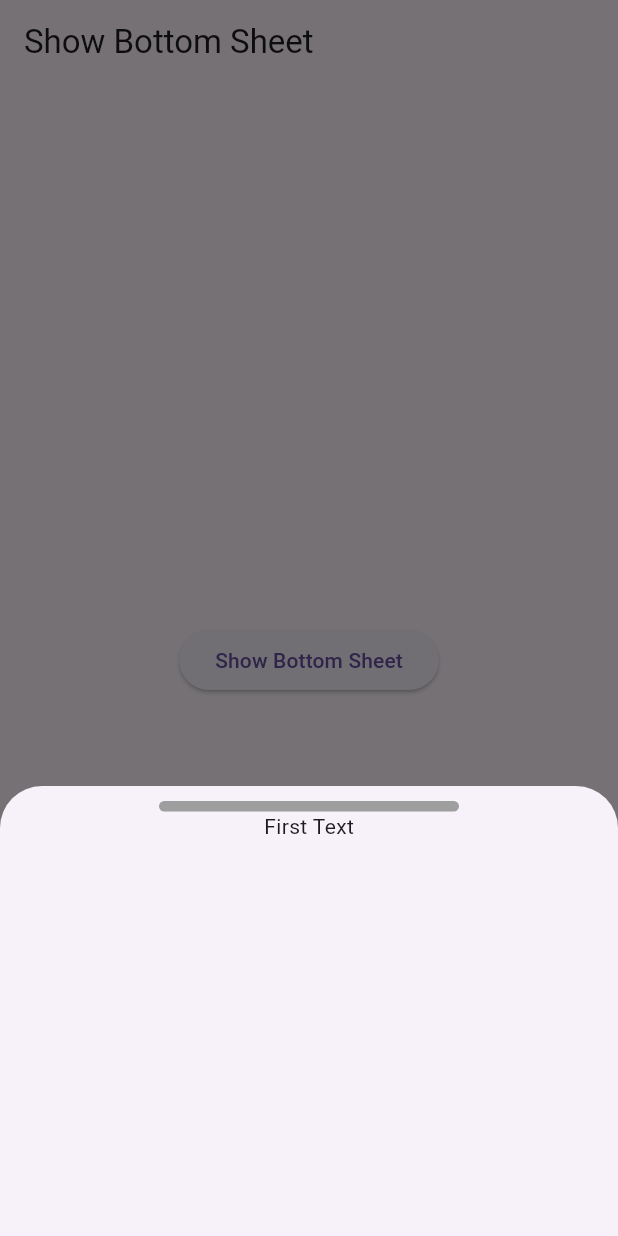
After one commit to MuhammadAliKust/Flutter-B13, a Flutter app: the screen it shows after launch, after a tap on "Show Bottom Sheet", on a phone screen of 412 x 824 dp. The commit adds this screen. Run offline on Flutter 3.47's test engine with Material 3 defaults, Android fonts, the phone set to English and light mode, and no system bars; our stand-ins replace image_picker, smooth_page_indicator, string_validator.

Commit message:
Dialog Box and Bottom Sheet Done

```diff
--- /dev/null
+++ b/lib/bottom_sheet.dart
@@ -0,0 +1,43 @@
+import 'package:flutter/material.dart';
+
+class BottomSheetDemo extends StatelessWidget {
+  const BottomSheetDemo({super.key});
+
+  @override
+  Widget build(BuildContext context) {
+    return Scaffold(
+      appBar: AppBar(
+        title: Text("Show Bottom Sheet"),
+      ),
+      body: Center(
+        child: ElevatedButton(
+            onPressed: () {
+              showModalBottomSheet(
+                  context: context,
+                  builder: (context) {
+                    return Container(
+                      width: MediaQuery.of(context).size.width,
+                      height: 300,
+                      child: Column(
+                        children: [
+                          SizedBox(
+                            height: 10,
+                          ),
+                          Container(
+                            width: 200,
+                            height: 7,
+                            decoration: BoxDecoration(
+                                color: Colors.grey,
+                                borderRadius: BorderRadius.circular(10)),
+                          ),
+                          Text("First Text")
+                        ],
+                      ),
+                    );
+                  });
+            },
+            child: Text("Show Bottom Sheet")),
+      ),
+    );
+  }
+}
--- /dev/null
+++ b/lib/dialog_box.dart
@@ -0,0 +1,37 @@
+import 'package:flutter/material.dart';
+
+class DialogBoxDemo extends StatelessWidget {
+  const DialogBoxDemo({super.key});
+
+  @override
+  Widget build(BuildContext context) {
+    return Scaffold(
+      appBar: AppBar(
+        title: Text("Show Dialog Box"),
+      ),
+      body: Center(
+        child: ElevatedButton(
+            onPressed: () {
+              showDialog(
+                  context: context,
+                  barrierDismissible: false,
+                  builder: (context) {
+                    return AlertDialog(
+                      title: Text("Message"),
+                      content: Text("Do you really want to delete this item?"),
+                      actions: [
+                        TextButton(onPressed: () {}, child: Text("Yes")),
+                        TextButton(
+                            onPressed: () {
+                              Navigator.pop(context);
+                            },
+                            child: Text("No")),
+                      ],
+                    );
+                  });
+            },
+            child: Text("Show Dialog Box")),
+      ),
+    );
+  }
+}
--- a/lib/main.dart
+++ b/lib/main.dart
@@ -1,5 +1,7 @@
 import 'package:flutter/material.dart';
 import 'package:flutter_b14/bottom_bar.dart';
+import 'package:flutter_b14/bottom_sheet.dart';
+import 'package:flutter_b14/dialog_box.dart';
 import 'package:flutter_b14/dynamic_list_view_demo.dart';
 import 'package:flutter_b14/grid_view.dart';
 import 'package:flutter_b14/list_tile.dart';
@@ -24,7 +26,7 @@ class MyApp extends StatelessWidget {
   @override
   Widget build(BuildContext context) {
     return MaterialApp(
-      home: TabbarViewDemo(),
+      home: BottomSheetDemo(),
     );
   }
 }
```
